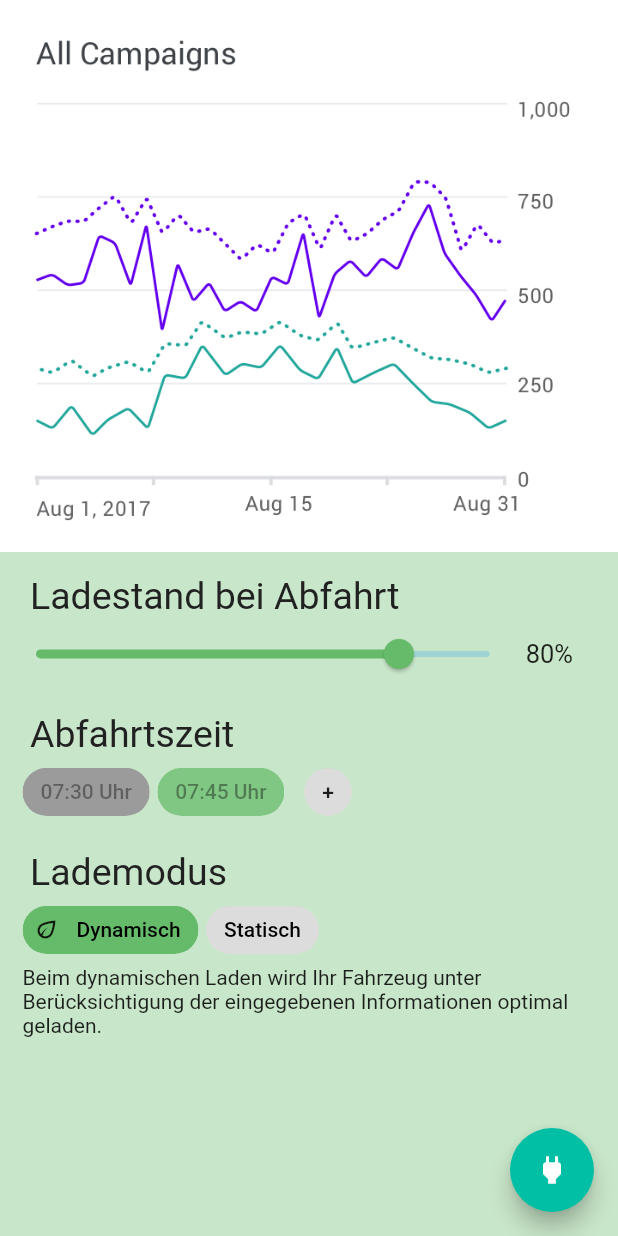
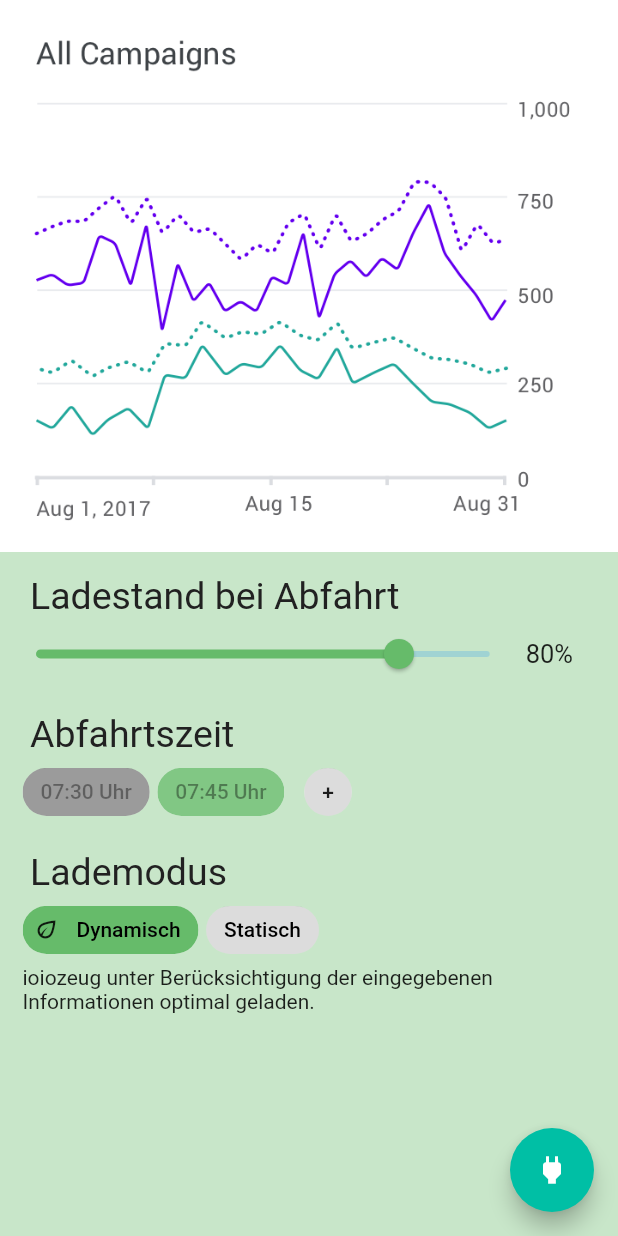
Before and after one commit to mariomrn/my_first_mock_up, a Flutter app: the screen it shows after launch, on a phone screen of 412 x 824 dp. Run offline on Flutter 3.47's test engine with Material 2 defaults, Android fonts, the phone set to English and light mode, and no system bars.

Commit message:
i made a change here

```diff
--- a/lib/lademodusChoice.dart
+++ b/lib/lademodusChoice.dart
@@ -9,9 +9,9 @@ class _LademodusChoiceState extends State<LademodusChoice> {
 
   bool _dynamisch = true;
   String dynamischText =
-      'Beim dynamischen Laden wird Ihr Fahrzeug unter Berücksichtigung der eingegebenen Informationen optimal geladen.';
+      'ioiozeug unter Berücksichtigung der eingegebenen Informationen optimal geladen.';
   String statischText =
-      'Ihr Fahrzeug wird mit maximaler Geschwindigkeit geladen. Mit erhöhten Stromkosten und mit einer geminderten Batterie-Lebensdauer sind zu rechnen.';
+      'I made a change Geschwindigkeit geladen. Mit erhöhten Stromkosten und mit einer geminderten Batterie-Lebensdauer sind zu rechnen.';
   String displayedText = null;
 
   @override
```
